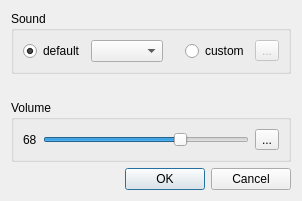
First picture: the form in plugins/chime/gui/sound_dialog.ui, repository Kolcha/DigitalClock4, before the edit.
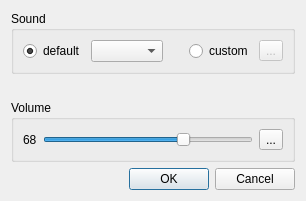
Second picture: the form after the edit. Icons and pictures are not drawn.

Commit message:
fixed few resize issues on windows
branch : remove_adjustSize

Diff of the .ui file:
```diff
--- a/plugins/chime/gui/sound_dialog.ui
+++ b/plugins/chime/gui/sound_dialog.ui
@@ -14,6 +14,9 @@
    <string>Sound Settings</string>
   </property>
   <layout class="QVBoxLayout" name="verticalLayout">
+   <property name="sizeConstraint">
+    <enum>QLayout::SetFixedSize</enum>
+   </property>
    <item>
     <widget class="QGroupBox" name="sound_src_group">
      <property name="title">
```
The commit also changes 5 other files.
